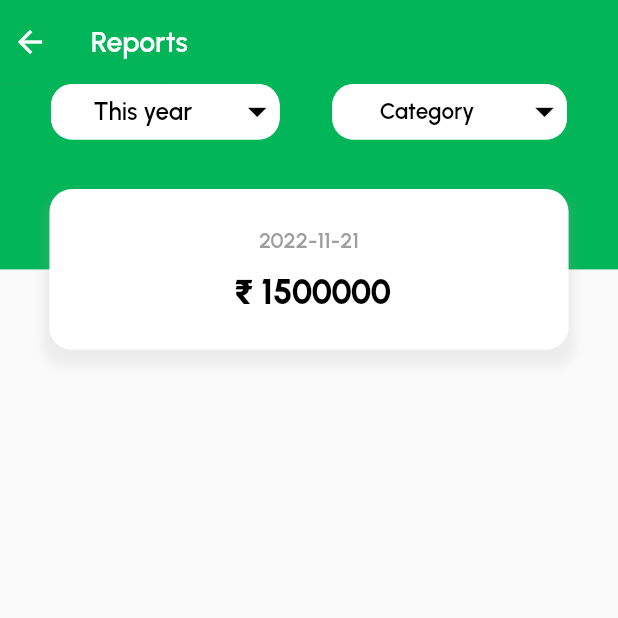
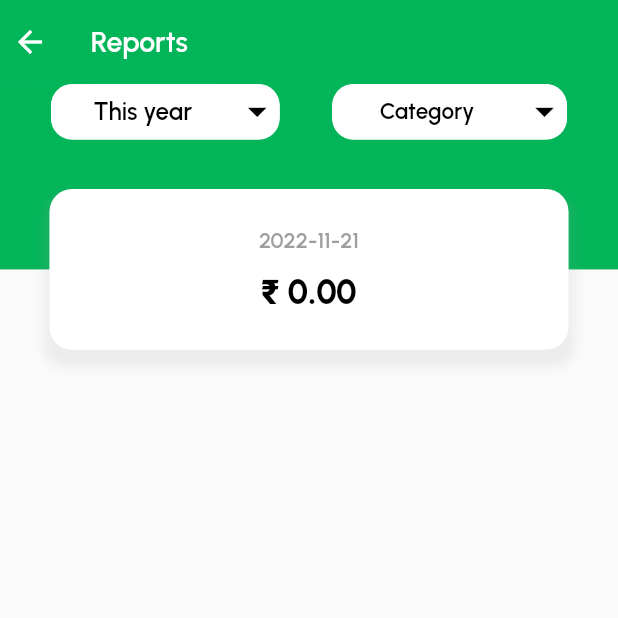
Before and after one commit to sneha984/threems, a Flutter app: the ReportPage screen opened directly, on a phone screen of 412 x 824 dp, the top half of it. Run offline on Flutter 3.47's test engine with Material 2 defaults, Android fonts, the light colour scheme and no system bars; drawn by our look-alikes of dropdown_button2; our stand-ins replace badges, cached_network_image, carousel_slider, cloud_firestore, contacts_service, dots_indicator and 23 more; missing offline and left inert: another_stepper, cloud_firestore_web, cool_dropdown, cr_calendar, firebase_core_web, firebase_storage_web and 7 more; accounts and stored records are empty; network calls fail; project files that could hold a hidden picture were left out.

Commit message:
expense total Expense

```diff
--- a/lib/Expenses/Report/report_page.dart
+++ b/lib/Expenses/Report/report_page.dart
@@ -26,12 +26,15 @@ class _ReportPageState extends State<ReportPage> {
   String? selectedValue;
   String? selectedCategory;
   List expenseCategory=[];
+  double totalExpense=0.00;
   getRecentExpenses(){
     FirebaseFirestore.instance.collection('users').doc(currentuserid).collection('expense').
     orderBy('date',descending: true).snapshots().listen((event) {
 
       if(event.docs.isNotEmpty) {
+        totalExpense=0;
         for (DocumentSnapshot data in event.docs) {
+          totalExpense += data['amount'];
           if(expenseCategory.contains(data['categoryName'])){
             Map item=expenseList[expenseCategory.indexOf(data['categoryName'])].data();
             double amount=item['amount'];
@@ -660,14 +663,30 @@ class _ReportPageState extends State<ReportPage> {
                             fontWeight: FontWeight.w600),
                       ),
                       SizedBox(height: 12,),
-                      Text(
-                        " ₹ 1500000",
+                      selectedCategory!=null?
+                      catName==''?Text(
+                        "₹ "+amount.toStringAsFixed(2),
                         style: TextStyle(
                             fontSize: scrWidth*0.055,
                             color: Colors.black,
                             fontFamily: 'Urbanist',
                             fontWeight: FontWeight.w800),
-                      ),
+                      ):
+                      Text(
+                        "₹ "+amount.toStringAsFixed(2),
+                        style: TextStyle(
+                            fontSize: scrWidth*0.055,
+                            color: Colors.black,
+                            fontFamily: 'Urbanist',
+                            fontWeight: FontWeight.w800),
+                      ):Text(
+                        "₹ "+totalExpense.toStringAsFixed(2),
+                        style: TextStyle(
+                            fontSize: scrWidth*0.055,
+                            color: Colors.black,
+                            fontFamily: 'Urbanist',
+                            fontWeight: FontWeight.w800),
+                      )
 
                     ],
                   ),
```
